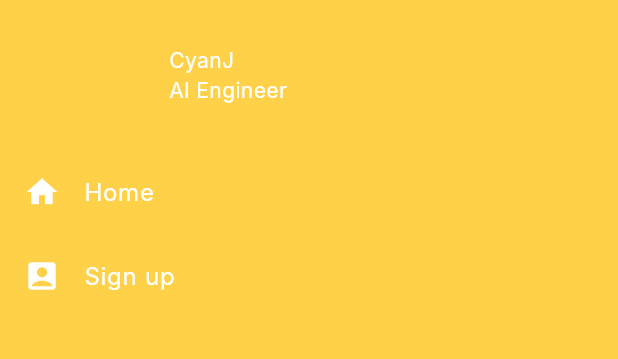
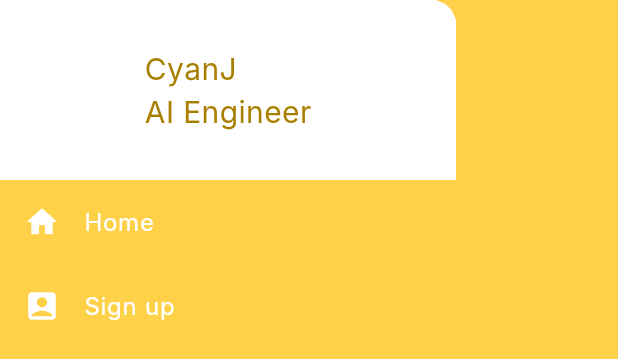
Before and after one commit to sean-xiao-zhao7/nectar_app, a Flutter app: the MyDrawer widget shown alone on an empty page, opened directly, on a phone screen of 412 x 824 dp. Shown: the top 359 px of the screen. Run offline on Flutter 3.47's test engine with Material 3 defaults, Android fonts, the phone set to English and light mode, and no system bars; Roboto replaces fonts that are missing (Inter).

Commit message:
Update drawer header styles

```diff
--- a/lib/components/layout/my_drawer.dart
+++ b/lib/components/layout/my_drawer.dart
@@ -8,18 +8,21 @@ class MyDrawer extends StatelessWidget {
 
   @override
   Widget build(BuildContext context) {
+    final TextStyle profileTextStyle =
+        TextStyle(color: Theme.of(context).colorScheme.secondary, fontSize: 20);
+
     return Drawer(
       child: SafeArea(
         child: ListView(
           padding: EdgeInsets.zero,
           children: <Widget>[
             SizedBox(
-              height: 100,
+              height: 120,
               child: Container(
                 margin: EdgeInsets.all(0.0),
                 padding: EdgeInsets.all(0),
                 decoration: BoxDecoration(
-                  color: Theme.of(context).colorScheme.primary,
+                  color: Theme.of(context).colorScheme.onPrimary,
                 ),
                 child: Center(
                   child: Column(
@@ -27,10 +30,12 @@ class MyDrawer extends StatelessWidget {
                       crossAxisAlignment: CrossAxisAlignment.start,
                       children: [
                         Text(
-                          userTitle, //'Jean Cyan',
+                          userTitle,
+                          style: profileTextStyle,
                         ),
                         Text(
-                          userSubTitle, //'jean.cyan@nectar.io',
+                          userSubTitle,
+                          style: profileTextStyle,
                         ),
                       ]),
                 ),
```
